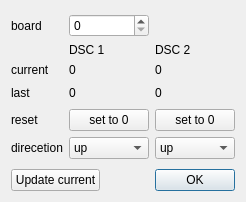
Above: escam/dialogdsc.ui from Entwicklungsburo-Stresing/EBST_CAM before the change. Below: the same form after it.
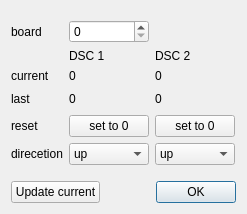
That is the form after the change.

Commit message:
Updated button name
Updated button name to resolve not connected signal.

Patch:
```diff
--- a/escam/dialogdsc.ui
+++ b/escam/dialogdsc.ui
@@ -6,8 +6,8 @@
    <rect>
     <x>0</x>
     <y>0</y>
-    <width>241</width>
-    <height>202</height>
+    <width>247</width>
+    <height>214</height>
    </rect>
   </property>
   <property name="windowTitle">
```
Left out of the diff: 4 changed lines with no effect on the pictures.
